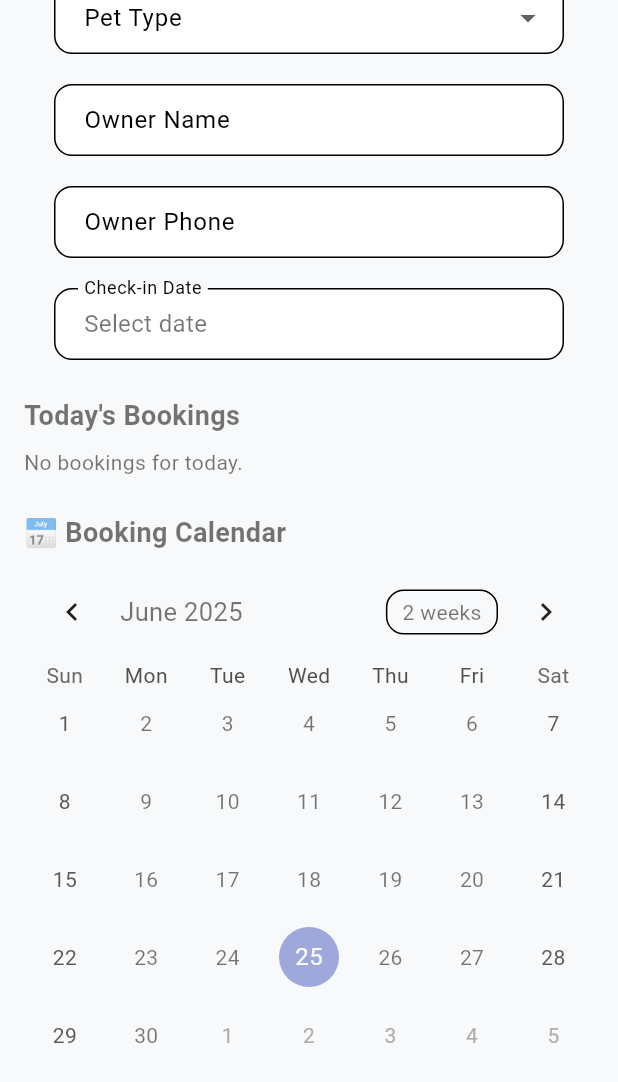
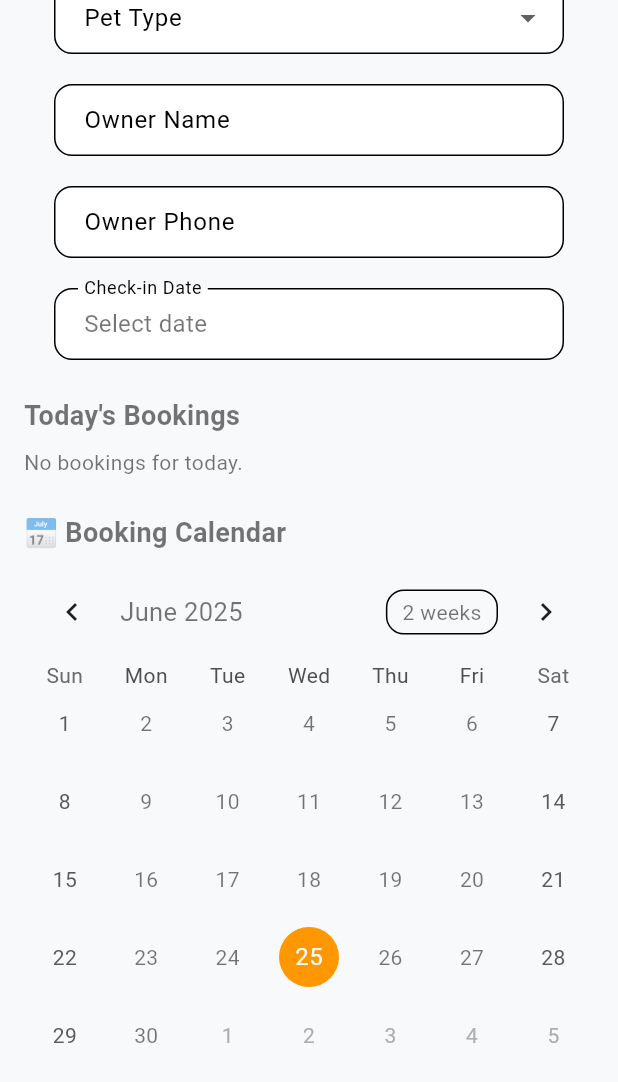
Before and after one commit to a3faarms/petboarding, a Flutter app: the screen it shows after launch, scrolled down 798 dp, on a phone screen of 412 x 824 dp. Shown: the top 1082 px of the screen. Run offline on Flutter 3.47's test engine with Material 3 defaults, Android fonts, the light colour scheme and no system bars; drawn by our look-alikes of table_calendar; our stand-ins replace google_sign_in, hive, hive_flutter, isar; missing offline and left inert: googleapis; accounts and stored records are empty; Roboto replaces fonts that are missing (Segoe UI).

Commit message:
prod version 1.0.0

```diff
--- /dev/null
+++ b/lib/features/calendar/calendar_page.dart
@@ -0,0 +1,53 @@
+import 'package:flutter/material.dart';
+import 'package:table_calendar/table_calendar.dart';
+import 'package:pet_boarding_manager/data/booking_model.dart';
+
+class CalendarPage extends StatefulWidget {
+  final Map<DateTime, List<Booking>> bookingsByDate;
+  final void Function(List<Booking>) onDateSelected;
+
+  const CalendarPage({
+    super.key,
+    required this.bookingsByDate,
+    required this.onDateSelected,
+  });
+
+  @override
+  State<CalendarPage> createState() => _CalendarPageState();
+}
+
+class _CalendarPageState extends State<CalendarPage> {
+  DateTime _focusedDay = DateTime.now();
+  DateTime? _selectedDay;
+
+  List<Booking> _getEventsForDay(DateTime day) {
+    return widget.bookingsByDate[DateTime(day.year, day.month, day.day)] ?? [];
+  }
+
+  @override
+  Widget build(BuildContext context) {
+    return Column(
+      children: [
+        TableCalendar<Booking>(
+          focusedDay: _focusedDay,
+          firstDay: DateTime(2020),
+          lastDay: DateTime(2100),
+          selectedDayPredicate: (day) => isSameDay(_selectedDay, day),
+          eventLoader: _getEventsForDay,
+          onDaySelected: (selectedDay, focusedDay) {
+            setState(() {
+              _selectedDay = selectedDay;
+              _focusedDay = focusedDay;
+            });
+            widget.onDateSelected(_getEventsForDay(selectedDay));
+          },
+          calendarStyle: const CalendarStyle(
+            markerDecoration: BoxDecoration(color: Colors.blue, shape: BoxShape.circle),
+            todayDecoration: BoxDecoration(color: Colors.orange, shape: BoxShape.circle),
+            selectedDecoration: BoxDecoration(color: Colors.green, shape: BoxShape.circle),
+          ),
+        ),
+      ],
+    );
+  }
+}
--- a/lib/features/calendar/calendar_screen.dart
+++ /dev/null
@@ -1,16 +0,0 @@
-// lib/features/calendar/calendar_page.dart
-import 'package:flutter/material.dart';
-import 'package:table_calendar/table_calendar.dart';
-
-class CalendarScreen extends StatelessWidget {
-  const CalendarScreen({super.key});
-
-  @override
-  Widget build(BuildContext context) {
-    return TableCalendar(
-      firstDay: DateTime.utc(2020),
-      lastDay: DateTime.utc(2030),
-      focusedDay: DateTime.now(),
-    );
-  }
-}
--- a/lib/features/home/home_screen.dart
+++ b/lib/features/home/home_screen.dart
@@ -6,8 +6,7 @@ import 'package:pet_boarding_manager/features/booking/booking_list.dart';
 import 'package:pet_boarding_manager/data/booking_model.dart';
 import 'package:pet_boarding_manager/data/hive_service.dart';
 import 'package:table_calendar/table_calendar.dart';
-import 'package:pet_boarding_manager/features/calendar/calendar_screen.dart';
-
+import 'package:pet_boarding_manager/features/calendar/calendar_page.dart';
 
 class HomeScreen extends StatefulWidget {
   const HomeScreen({super.key});
@@ -43,7 +42,8 @@ class _HomeScreenState extends State<HomeScreen> {
     final Map<DateTime, List<Booking>> dateMap = {};
 
     for (var booking in bookings) {
-      DateTime date = DateTime(booking.checkIn.year, booking.checkIn.month, booking.checkIn.day);
+      DateTime date = DateTime(
+          booking.checkIn.year, booking.checkIn.month, booking.checkIn.day);
       while (!date.isAfter(booking.checkOut)) {
         final normalized = DateTime(date.year, date.month, date.day);
         dateMap.putIfAbsent(normalized, () => []).add(booking);
@@ -94,17 +94,22 @@ class _HomeScreenState extends State<HomeScreen> {
                             children: [
                               const Text(
                                 'Add New Booking',
-                                style: TextStyle(fontSize: 18, fontWeight: FontWeight.bold),
+                                style: TextStyle(
+                                    fontSize: 18, fontWeight: FontWeight.bold),
                               ),
                               const SizedBox(height: 8),
                               SizedBox(
-                                height: 400, // 🔧 Limit the height so ListView can layout it properly
+                                height:
+                                    400, // 🔧 Limit the height so ListView can layout it properly
                                 child: BookingFormPage(),
                               ),
                             ],
                           ),
                         ),
-                        if (isWide) const SizedBox(width: 20) else const SizedBox(height: 20),
+                        if (isWide)
+                          const SizedBox(width: 20)
+                        else
+                          const SizedBox(height: 20),
                         Expanded(
                           flex: 1,
                           child: Column(
@@ -112,22 +117,28 @@ class _HomeScreenState extends State<HomeScreen> {
                             children: [
                               const Text(
                                 'Today\'s Bookings',
-                                style: TextStyle(fontSize: 18, fontWeight: FontWeight.bold),
+                                style: TextStyle(
+                                    fontSize: 18, fontWeight: FontWeight.bold),
                               ),
                               const SizedBox(height: 8),
                               _selectedBookings.isEmpty
                                   ? const Text('No bookings for today.')
                                   : ListView.builder(
                                       shrinkWrap: true,
-                                      physics: const NeverScrollableScrollPhysics(),
+                                      physics:
+                                          const NeverScrollableScrollPhysics(),
                                       itemCount: _selectedBookings.length,
                                       itemBuilder: (context, index) {
-                                        final booking = _selectedBookings[index];
+                                        final booking =
+                                            _selectedBookings[index];
                                         return Card(
-                                          margin: const EdgeInsets.symmetric(vertical: 6),
+                                          margin: const EdgeInsets.symmetric(
+                                              vertical: 6),
                                           child: ListTile(
-                                            title: Text('${booking.petName} (${booking.petType})'),
-                                            subtitle: Text('Owner: ${booking.ownerName} • ${booking.ownerPhone}'),
+                                            title: Text(
+                                                '${booking.petName} (${booking.petType})'),
+                                            subtitle: Text(
+                                                'Owner: ${booking.ownerName} • ${booking.ownerPhone}'),
                                           ),
                                         );
                                       },
@@ -140,15 +151,24 @@ class _HomeScreenState extends State<HomeScreen> {
                     const SizedBox(height: 24),
                     Column(
                       crossAxisAlignment: CrossAxisAlignment.start,
-                      children: const [
-                        Text(
+                      children: [
+                        const Text(
                           '📅 Booking Calendar',
-                          style: TextStyle(fontSize: 18, fontWeight: FontWeight.bold),
+                          style: TextStyle(
+                              fontSize: 18, fontWeight: FontWeight.bold),
                         ),
-                        SizedBox(height: 8),
+                        const SizedBox(height: 8),
                         SizedBox(
                           height: 400, // 🔧 Limit the height of calendar view
-                          child: CalendarScreen(),
+                          child: CalendarPage(
+                            bookingsByDate: _bookingsByDate,
+                            onDateSelected: (selectedDate) {
+                              setState(() {
+                                _selectedBookings = _getBookingsForDay(
+                                    selectedDate as DateTime);
+                              });
+                            },
+                          ),
                         ),
                       ],
                     ),
```
Also changed, not shown: lib/features/booking/booking_form.dart (+10 -5 lines).
